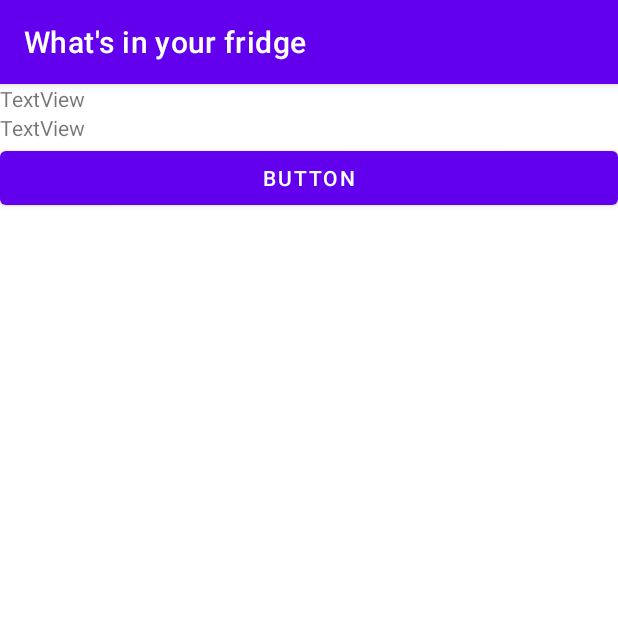
After one commit to heerboi/whats-in-your-fridge, an Android app: the fragment ItemFragment shown on its own in the app's theme, on a phone screen of 412 x 824 dp, the top half of it. The commit adds this screen. Run offline under Robolectric (Android 15) with nearby library versions, the phone set to English and light mode, and no system bars.

Commit message:
added item pages bec idk just cause?? ARHHHH

```diff
--- a/app/build.gradle.kts
+++ b/app/build.gradle.kts
@@ -42,6 +42,8 @@ android {
 dependencies {
 
     implementation("com.github.bumptech.glide:glide:5.0.5")
+    implementation(libs.androidx.legacy.support.v4)
+    implementation(libs.androidx.fragment.ktx)
     ksp("com.github.bumptech.glide:ksp:5.0.5")
 
     implementation(libs.androidx.room.common.jvm)
--- a/app/src/main/java/com/example/whatsinyourfridge/SharedViewModel.kt
+++ b/app/src/main/java/com/example/whatsinyourfridge/SharedViewModel.kt
@@ -2,8 +2,12 @@ package com.example.whatsinyourfridge
 
 import androidx.lifecycle.MutableLiveData
 import androidx.lifecycle.ViewModel
+import com.example.whatsinyourfridge.data.Item
 
 class SharedViewModel : ViewModel() {
     // This will hold the current search query from the SearchView.
     val searchQuery = MutableLiveData<String>()
+
+    // User clicked Item
+    val selectedItem = MutableLiveData<Item>()
 }
--- /dev/null
+++ b/app/src/main/java/com/example/whatsinyourfridge/data/Categories.kt
@@ -0,0 +1,3 @@
+package com.example.whatsinyourfridge.data
+
+var Categories: List<String> = mutableListOf("Pantry", "Fresh Produce", "Meat", "Dairy")
--- /dev/null
+++ b/app/src/main/java/com/example/whatsinyourfridge/ui/item/ItemFragment.kt
@@ -0,0 +1,78 @@
+package com.example.whatsinyourfridge.ui.item
+
+import android.net.Uri
+import androidx.fragment.app.viewModels
+import android.os.Bundle
+import androidx.fragment.app.Fragment
+import android.view.LayoutInflater
+import android.view.View
+import android.view.ViewGroup
+import androidx.fragment.app.activityViewModels
+import com.example.whatsinyourfridge.R
+import com.example.whatsinyourfridge.SharedViewModel
+import com.example.whatsinyourfridge.databinding.FragmentItemBinding
+import java.io.File
+import java.text.SimpleDateFormat
+import java.util.Calendar
+import java.util.Date
+import java.util.Locale
+import kotlin.math.PI
+
+class ItemFragment : Fragment() {
+
+    companion object {
+        fun newInstance() = ItemFragment()
+    }
+    private var _binding: FragmentItemBinding? = null
+    private val binding get() = _binding!!
+    private val sharedViewModel: SharedViewModel by activityViewModels()
+
+    private val viewModel: ItemViewModel by viewModels()
+
+    override fun onCreate(savedInstanceState: Bundle?) {
+        super.onCreate(savedInstanceState)
+
+        // TODO: Use the ViewModel
+    }
+
+    override fun onCreateView(
+        inflater: LayoutInflater, container: ViewGroup?,
+        savedInstanceState: Bundle?
+    ): View {
+        _binding = FragmentItemBinding.inflate(inflater, container, false)
+        return binding.root
+//        return inflater.inflate(R.layout.fragment_item, container, false)
+    }
+
+    override fun onViewCreated(view: View, savedInstanceState: Bundle?) {
+        super.onViewCreated(view, savedInstanceState)
+
+        sharedViewModel.selectedItem.observe(viewLifecycleOwner) { item ->
+            binding.itemName.text = item.firstName
+
+            item.date?.let { expiryDate ->
+                val format = "dd/MM/yyyy"
+                val sdf = SimpleDateFormat(format, Locale.US)
+                if (item.date < Calendar.getInstance().time) {
+                    binding.itemExpiry.text = "Expired on ${sdf.format(expiryDate)}! THROW IT AWAY"
+                }
+                else {
+                    binding.itemExpiry.text = "Expiring on ${sdf.format(expiryDate)}"
+                }
+            } ?: run {
+                binding.itemExpiry.text = "No expiry date"
+            }
+
+            if (item.imagePath != null) {
+                binding.itemImage.setImageURI(Uri.fromFile(File(item.imagePath)))
+            } else {
+                binding.itemImage.setImageResource(R.drawable.ic_launcher_foreground)
+            }
+        }
+    }
+
+    override fun onDestroyView() {
+        super.onDestroyView()
+        _binding = null
+    }
+}
--- /dev/null
+++ b/app/src/main/res/layout/fragment_item.xml
@@ -0,0 +1,38 @@
+<?xml version="1.0" encoding="utf-8"?>
+<FrameLayout xmlns:android="http://schemas.android.com/apk/res/android"
+    xmlns:app="http://schemas.android.com/apk/res-auto"
+    xmlns:tools="http://schemas.android.com/tools"
+    android:layout_width="match_parent"
+    android:layout_height="match_parent"
+    tools:context=".ui.item.ItemFragment">
+
+    <LinearLayout
+        android:layout_width="match_parent"
+        android:layout_height="match_parent"
+        android:orientation="vertical">
+
+        <ImageView
+            android:id="@+id/itemImage"
+            android:layout_width="match_parent"
+            android:layout_height="wrap_content"
+            tools:src="@tools:sample/avatars" />
+
+        <TextView
+            android:id="@+id/itemName"
+            android:layout_width="match_parent"
+            android:layout_height="wrap_content"
+            android:text="TextView" />
+
+        <TextView
+            android:id="@+id/itemExpiry"
+            android:layout_width="match_parent"
+            android:layout_height="wrap_content"
+            android:text="TextView" />
+
+        <Button
+            android:id="@+id/itemDelete"
+            android:layout_width="match_parent"
+            android:layout_height="wrap_content"
+            android:text="Button" />
+    </LinearLayout>
+</FrameLayout>
--- a/gradle/libs.versions.toml
+++ b/gradle/libs.versions.toml
@@ -16,6 +16,8 @@ roomCommonJvm = "2.8.0"
 databindingAdapters = "8.13.0"
 mediationTestSuite = "3.0.0"
 recyclerview = "1.4.0"
+legacySupportV4 = "1.0.0"
+fragmentKtx = "1.5.6"
 
 [libraries]
 androidx-core-ktx = { group = "androidx.core", name = "core-ktx", version.ref = "coreKtx" }
@@ -32,6 +34,8 @@ androidx-navigation-ui-ktx = { group = "androidx.navigation", name = "navigation
 androidx-room-common-jvm = { group = "androidx.room", name = "room-common-jvm", version.ref = "roomCommonJvm" }
 androidx-databinding-adapters = { group = "androidx.databinding", name = "databinding-adapters", version.ref = "databindingAdapters" }
 androidx-recyclerview = { group = "androidx.recyclerview", name = "recyclerview", version.ref = "recyclerview" }
+androidx-legacy-support-v4 = { group = "androidx.legacy", name = "legacy-support-v4", version.ref = "legacySupportV4" }
+androidx-fragment-ktx = { group = "androidx.fragment", name = "fragment-ktx", version.ref = "fragmentKtx" }
 
 [plugins]
 android-application = { id = "com.android.application", version.ref = "agp" }
```
Also changed, not shown: app/src/main/java/com/example/whatsinyourfridge/ui/gallery/GalleryFragment.kt (+7 -1 lines), app/src/main/java/com/example/whatsinyourfridge/ui/gallery/ItemGridAdapter.kt (+6 -1 lines), app/src/main/java/com/example/whatsinyourfridge/ui/item/ItemViewModel.kt (added, +7 -0 lines), app/src/main/res/navigation/mobile_navigation.xml (+11 -1 lines).
